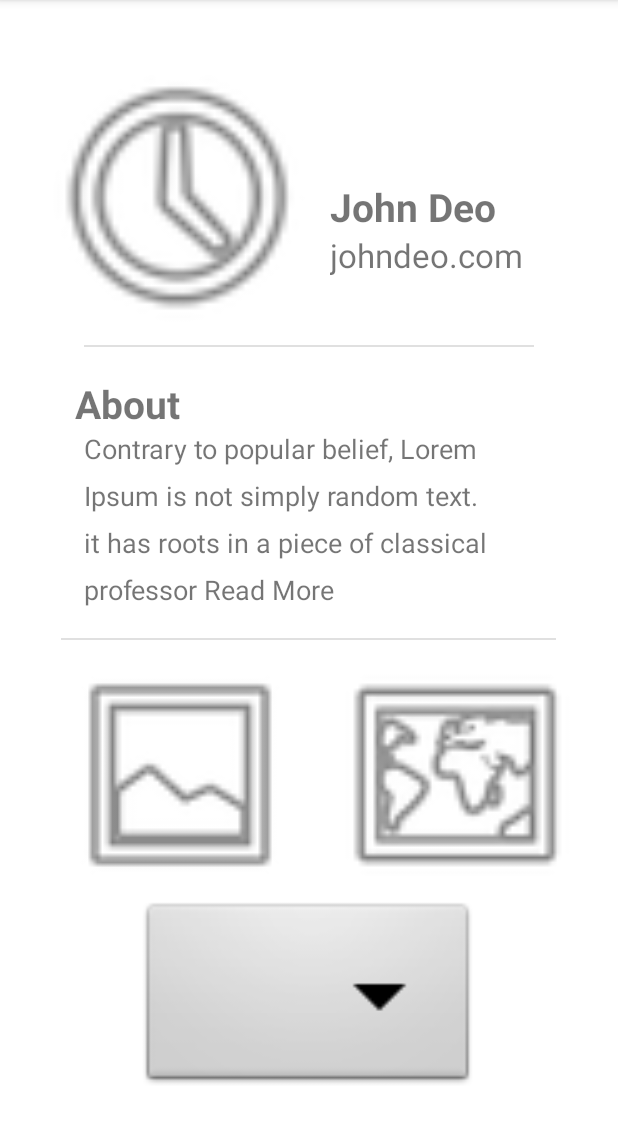
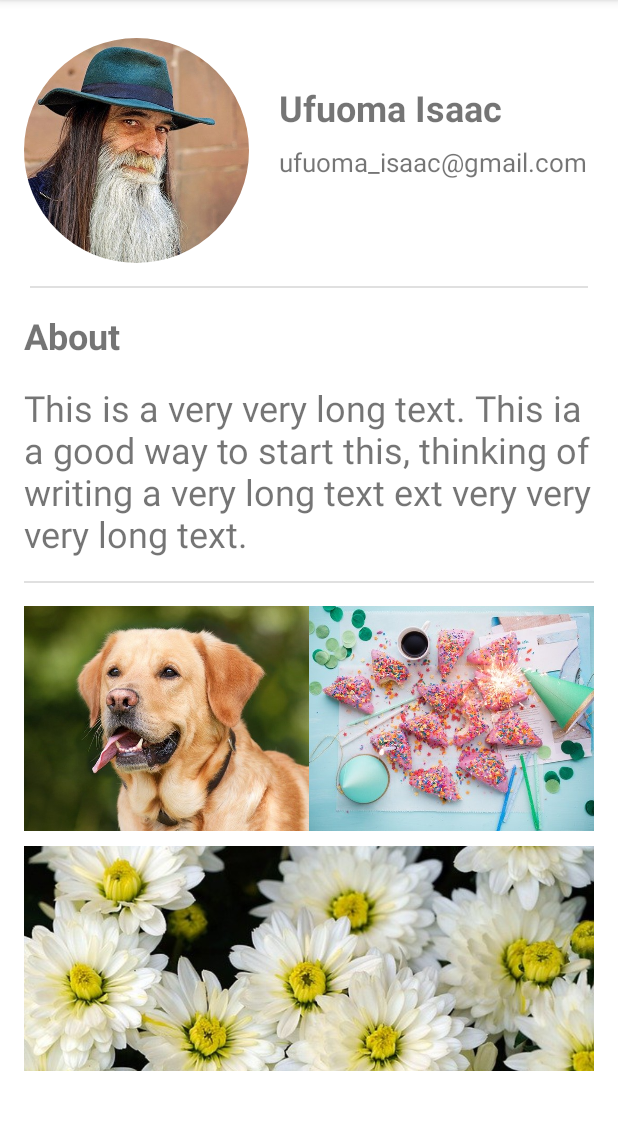
Before and after one commit to ufuomaisaac/androidapp, an Android app: the screen it shows after launch (MainActivity), on a phone screen of 412 x 824 dp, the part 84-1228 px from its top. Run offline under Robolectric (Android 15) with nearby library versions, the phone set to English and light mode, and no system bars.

Commit message:
Added profile design

```diff
--- a/app/src/main/res/layout/activity_main.xml
+++ b/app/src/main/res/layout/activity_main.xml
@@ -1,120 +1,145 @@
 <?xml version="1.0" encoding="utf-8"?>
-<androidx.constraintlayout.widget.ConstraintLayout xmlns:android="http://schemas.android.com/apk/res/android"
+<androidx.constraintlayout.widget.ConstraintLayout
+    xmlns:android="http://schemas.android.com/apk/res/android"
     xmlns:app="http://schemas.android.com/apk/res-auto"
     xmlns:tools="http://schemas.android.com/tools"
     android:layout_width="match_parent"
     android:layout_height="match_parent"
     tools:context=".MainActivity">
 
-    <RelativeLayout
-        android:id="@+id/relativeLayout"
-        android:layout_width="match_parent"
-        android:layout_height="match_parent"
-        android:orientation="vertical"
+    <com.google.android.material.imageview.ShapeableImageView
+        android:id="@+id/profile"
+        android:layout_width="150dp"
+        android:layout_height="150dp"
+        android:layout_marginStart="16dp"
+        android:layout_marginTop="25dp"
+        android:src="@drawable/image_profile2"
+        android:scaleType="centerCrop"
         app:layout_constraintStart_toStartOf="parent"
-        tools:layout_editor_absoluteY="121dp">
-
-        <ImageView
-            android:id="@+id/profile"
-            android:layout_width="200dp"
-            android:layout_height="200dp"
-            android:layout_marginLeft="20dp"
-            android:layout_marginTop="30dp"
-            app:srcCompat="@android:drawable/ic_menu_recent_history" />
+        app:layout_constraintTop_toTopOf="parent"
+        app:shapeAppearanceOverlay="@style/RoundImage" >
+    </com.google.android.material.imageview.ShapeableImageView>
 
     <TextView
-            android:id="@+id/johnDeo"
+        android:id="@+id/ufuomaIsaac"
         android:layout_width="wrap_content"
         android:layout_height="wrap_content"
-            android:layout_marginTop="120dp"
-            android:layout_toRightOf="@id/profile"
-            android:text="John Deo"
-            android:textSize="26sp"
-            android:textStyle="bold">
+        android:text="Ufuoma Isaac"
+        android:textSize="24dp"
+        android:textStyle="bold"
+        app:layout_constraintTop_toTopOf="@id/profile"
+        app:layout_constraintStart_toEndOf="@id/profile"
+        android:layout_marginTop="30dp"
+        android:layout_marginStart="20dp">
 
     </TextView>
 
+
     <TextView
-            android:id="@+id/johndeo.com"
+        android:id="@+id/ufuoma_isaac.com"
         android:layout_width="wrap_content"
         android:layout_height="wrap_content"
-            android:layout_below="@id/johnDeo"
-            android:layout_toRightOf="@id/profile"
-            android:text="johndeo.com"
-            android:textSize="22sp">
+        android:text="ufuoma_isaac@gmail.com"
+        android:textSize="17sp"
+        app:layout_constraintStart_toStartOf="@id/ufuomaIsaac"
+        app:layout_constraintTop_toBottomOf="@id/ufuomaIsaac"
+        android:layout_marginTop="8dp">
 
     </TextView>
 
     <View
         android:id="@+id/divider1"
-            android:layout_width="300dp"
+        android:layout_width="match_parent"
         android:layout_height="1dp"
+        app:layout_constraintTop_toBottomOf="@id/profile"
+        app:layout_constraintStart_toStartOf="parent"
+        app:layout_constraintEnd_toEndOf="parent"
+        android:layout_marginTop="15dp"
+        android:layout_marginEnd="20dp"
+        android:layout_marginStart="20dp"
         android:background="?android:attr/listDivider"
-            android:layout_centerHorizontal="true"
-            android:layout_below="@id/profile"/>
+        tools:layout_editor_absoluteX="1dp"
+        tools:layout_editor_absoluteY="254dp" />
 
     <TextView
-            android:id="@+id/about"
+        android:id="@+id/About"
         android:layout_width="wrap_content"
         android:layout_height="wrap_content"
-            android:layout_below="@id/divider1"
-            android:layout_marginLeft="50sp"
-            android:layout_marginTop="20dp"
         android:text="About"
-            android:textSize="26dp"
-            android:textStyle="bold" />
+        android:textSize="24sp"
+        android:textStyle="bold"
+        app:layout_constraintStart_toStartOf="@id/profile"
+        app:layout_constraintTop_toBottomOf="@id/divider1"
+        android:layout_marginTop="15dp">
+    </TextView>
 
     <TextView
         android:id="@+id/body"
-            android:layout_width="300dp"
+        android:layout_width="wrap_content"
         android:layout_height="wrap_content"
-            android:layout_below="@id/about"
-            android:layout_centerHorizontal="true"
-            android:lineSpacingExtra="10sp"
-            android:text="Contrary to popular belief, Lorem Ipsum is not simply random text. it has roots in a piece of classical professor Read More"
-            android:textSize="18sp" />
+        android:text="This is a very very long text. This ia a good way to start this, thinking of writing a very long text ext very very very long text."
+        android:textSize="24sp"
+        app:layout_constraintStart_toStartOf="@id/About"
+        app:layout_constraintTop_toBottomOf="@id/About"
+        android:layout_marginTop="15dp">
+    </TextView>
 
     <View
         android:id="@+id/divider2"
-            android:layout_width="330dp"
+        android:layout_width="match_parent"
         android:layout_height="1dp"
+        app:layout_constraintTop_toBottomOf="@id/body"
+        app:layout_constraintStart_toStartOf="parent"
+        app:layout_constraintEnd_toEndOf="parent"
+        android:layout_marginTop="15dp"
+        android:layout_marginEnd="16dp"
+        android:layout_marginStart="16dp"
         android:background="?android:attr/listDivider"
-            android:layout_centerHorizontal="true"
-            android:layout_below="@id/body"
-            android:layout_marginTop="20dp"/>
+        tools:layout_editor_absoluteX="1dp"
+        tools:layout_editor_absoluteY="254dp" />
+
+    <LinearLayout
+        android:id="@+id/linearLayout"
+        android:layout_width="match_parent"
+        android:layout_height="150dp"
+        android:orientation="horizontal"
+        app:layout_constraintTop_toBottomOf="@id/divider2"
+        app:layout_constraintStart_toStartOf="parent"
+        app:layout_constraintEnd_toEndOf="parent"
+        android:layout_marginStart="16dp"
+        android:layout_marginEnd="16dp"
+        android:layout_marginTop="15dp" >
 
         <ImageView
-            android:id="@+id/imageView1"
-            android:layout_width="180dp"
-            android:layout_height="160dp"
-            android:layout_below="@id/divider2"
-            android:layout_marginLeft="30dp"
-            android:layout_marginTop="10dp"
-            app:srcCompat="@android:drawable/ic_menu_gallery" />
+            android:layout_width="0dp"
+            android:layout_height="150dp"
+            android:layout_weight="1"
+            android:scaleType="centerCrop"
+            android:src="@drawable/image_dog2">
+        </ImageView>
 
         <ImageView
-            android:id="@+id/imageView2"
-            android:layout_width="180dp"
-            android:layout_height="160dp"
-            android:layout_below="@id/divider2"
-            android:layout_marginTop="10dp"
-            android:layout_marginRight="25dp"
-            android:layout_toRightOf="@id/profile"
+            android:layout_width="0dp"
+            android:layout_height="150dp"
+            android:layout_weight="1"
+            android:scaleType="centerCrop"
+            android:src="@drawable/image_food2">
+        </ImageView>
 
-            app:srcCompat="@android:drawable/ic_menu_mapmode" />
-
-
+    </LinearLayout>
 
     <ImageView
-            android:id="@+id/imageView3"
-            android:layout_width="325dp"
-            android:layout_height="140dp"
-            android:layout_below="@id/imageView2"
-            android:layout_centerHorizontal="true"
-            app:srcCompat="@android:drawable/btn_dropdown" />
+        android:layout_width="match_parent"
+        android:layout_height="150dp"
+        app:layout_constraintTop_toBottomOf="@id/linearLayout"
+        app:layout_constraintStart_toStartOf="parent"
+        app:layout_constraintEnd_toEndOf="parent"
+        android:layout_marginStart="16dp"
+        android:layout_marginEnd="16dp"
+        android:layout_marginTop="10dp"
+        android:scaleType="centerCrop"
+        android:src="@drawable/image_flower3">
 
-
-    </RelativeLayout>
-
+    </ImageView>
 
 </androidx.constraintlayout.widget.ConstraintLayout>
--- /dev/null
+++ b/app/src/main/res/values/styles.xml
@@ -0,0 +1,8 @@
+<?xml version="1.0" encoding="utf-8"?>
+<resources>
+
+    <style name="RoundImage" parent="">
+    <item name="cornerSize">50%</item>
+    <item name="cornerFamily">rounded</item>
+    </style>
+</resources>
```
Also changed, not shown: app/src/main/res/drawable/ic_launcher_foreground.xml (renamed from app/src/main/res/drawable-v24/ic_launcher_foreground.xml), app/src/main/res/drawable/image_1.jpeg (added), app/src/main/res/drawable/image_2.jpeg (added), app/src/main/res/drawable/image_3.jpeg (added), app/src/main/res/drawable/image_4.jpeg (added), app/src/main/res/drawable/image_5.jpeg (added), app/src/main/res/drawable/image_dog1.jpeg (added), app/src/main/res/drawable/image_dog2.jpeg (added), app/src/main/res/drawable/image_flower2.jpeg (added), app/src/main/res/drawable/image_flower3.jpeg (added), app/src/main/res/drawable/image_food.jpeg (added), app/src/main/res/drawable/image_food2.jpeg (added), app/src/main/res/drawable/image_food3.jpeg (added), app/src/main/res/drawable/image_profile1.jpeg (added), 1 more files. Lines whose indentation alone changed are shown as unchanged.
